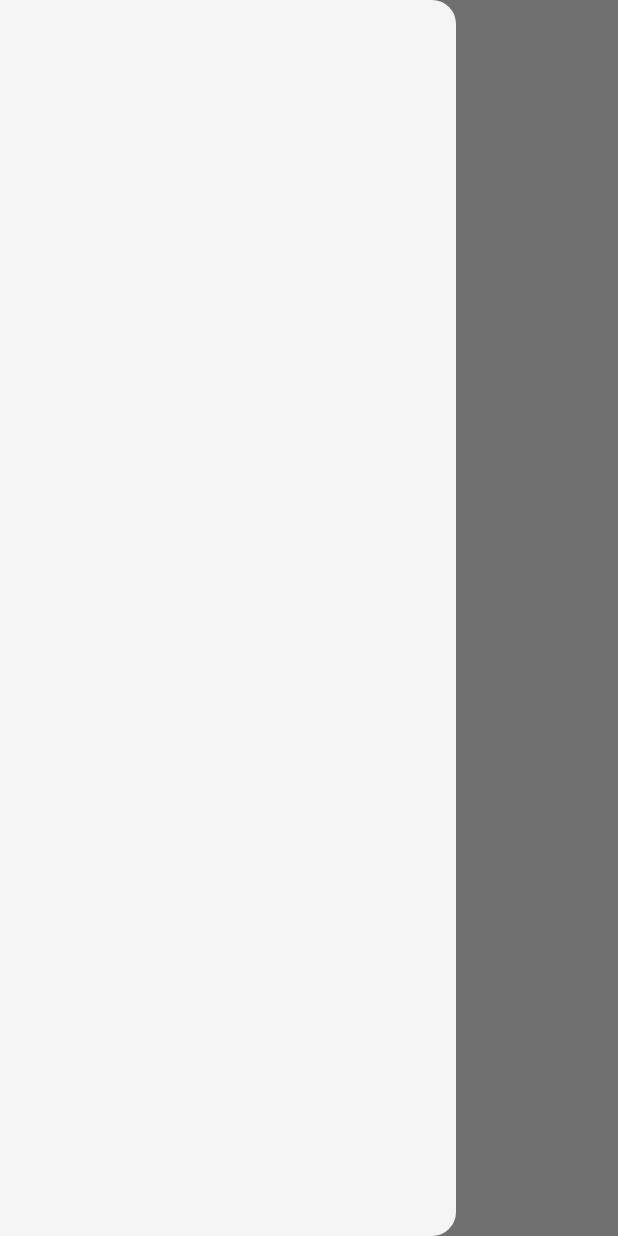
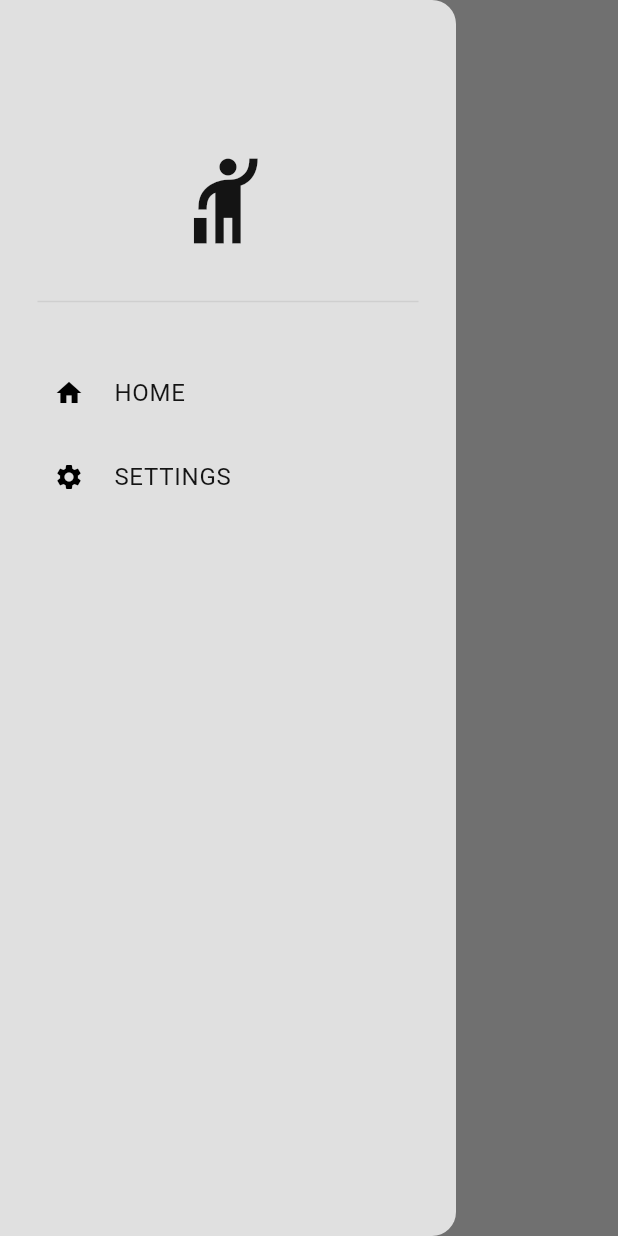
Before and after one commit to Rahim10020/HabitTracker-Mkoko-, a Flutter app: the screen it shows after launch, with the side drawer open, on a phone screen of 412 x 824 dp. Run offline on Flutter 3.47's test engine with Material 3 defaults, Android fonts, the phone set to English and light mode, and no system bars; our stand-ins replace isar; accounts and stored records are empty; generated files the repository leaves out were written again.

Commit message:
Finition du theme avec la page des parametres.

```diff
--- /dev/null
+++ b/lib/components/my_drawer.dart
@@ -0,0 +1,56 @@
+import 'package:flutter/material.dart';
+import 'package:pro3_flutter/components/my_drawer_tile.dart';
+import 'package:pro3_flutter/pages/settings_page.dart';
+
+class MyDrawer extends StatelessWidget {
+  const MyDrawer({super.key});
+
+  @override
+  Widget build(BuildContext context) {
+    return Drawer(
+      backgroundColor: Theme.of(context).colorScheme.primary,
+      child: Column(
+        children: [
+          // drawer header
+          Padding(
+            padding: const EdgeInsets.only(top: 100),
+            child: Icon(
+              Icons.hail_outlined,
+              size: 68,
+              color: Theme.of(context).colorScheme.inversePrimary,
+            ),
+          ),
+          // the divider
+          Padding(
+            padding: const EdgeInsets.all(25),
+            child: Divider(
+              color: Theme.of(context).colorScheme.secondary,
+            ),
+          ),
+          // home drawer tile
+          MyDrawerTile(
+            text: "HOME",
+            icon: Icons.home,
+            onTap: () {
+              Navigator.pop(context);
+            },
+          ),
+          // settings drawer tile
+          MyDrawerTile(
+            text: "SETTINGS",
+            icon: Icons.settings,
+            onTap: () {
+              Navigator.pop(context);
+              Navigator.push(
+                context,
+                MaterialPageRoute(
+                  builder: (context) => const SettingsPage(),
+                ),
+              );
+            },
+          ),
+        ],
+      ),
+    );
+  }
+}
--- /dev/null
+++ b/lib/components/my_drawer_tile.dart
@@ -0,0 +1,34 @@
+import 'package:flutter/material.dart';
+
+class MyDrawerTile extends StatelessWidget {
+  final String text;
+  final IconData icon;
+  final Function()? onTap;
+
+  const MyDrawerTile({
+    super.key,
+    required this.text,
+    required this.icon,
+    required this.onTap,
+  });
+
+  @override
+  Widget build(BuildContext context) {
+    return Padding(
+      padding: const EdgeInsets.only(left: 20),
+      child: ListTile(
+        title: Text(
+          text,
+          style: TextStyle(
+            color: Theme.of(context).colorScheme.inversePrimary,
+          ),
+        ),
+        leading: Icon(
+          icon,
+          size: 20,
+        ),
+        onTap: onTap,
+      ),
+    );
+  }
+}
--- a/lib/main.dart
+++ b/lib/main.dart
@@ -5,7 +5,7 @@ import 'package:pro3_flutter/theme/theme_provider.dart';
 import 'package:provider/provider.dart';
 
 void main() async {
-  WidgetsFlutterBinding.ensureInitialized;
+  WidgetsFlutterBinding.ensureInitialized();
   // we gonna initialize the database
   await HabitDatabase.initialize();
   // and we gonna save the first launch date
--- a/lib/pages/home_page.dart
+++ b/lib/pages/home_page.dart
@@ -1,4 +1,5 @@
 import 'package:flutter/material.dart';
+import 'package:pro3_flutter/components/my_drawer.dart';
 
 class HomePage extends StatefulWidget {
   const HomePage({super.key});
@@ -11,8 +12,11 @@ class _HomePageState extends State<HomePage> {
   @override
   Widget build(BuildContext context) {
     return Scaffold(
-      appBar: AppBar(),
-      drawer: Drawer(),
+      appBar: AppBar(
+        backgroundColor: Colors.transparent,
+        elevation: 0,
+      ),
+      drawer: const MyDrawer(),
     );
   }
 }
```
Also changed, not shown: lib/pages/settings_page.dart (added, +54 -0 lines), 1 other file.
